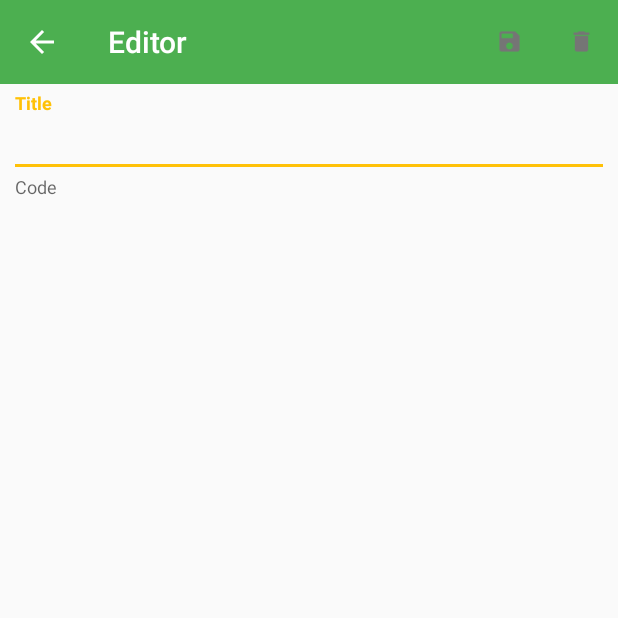
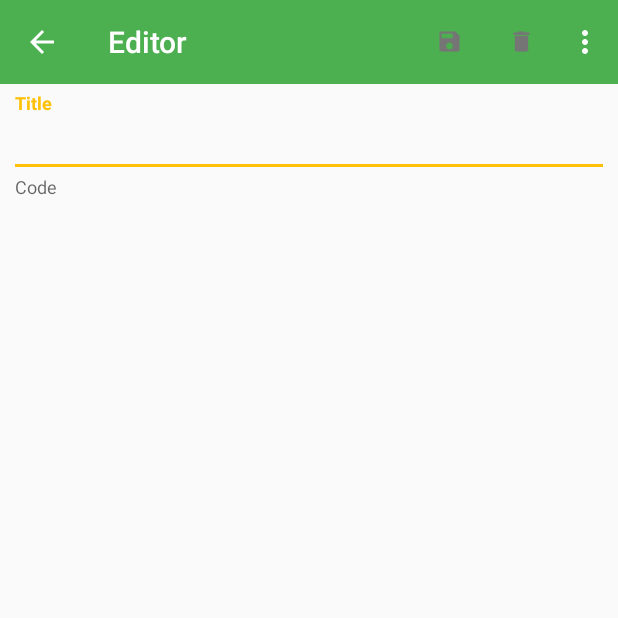
Before and after one commit to eugeneansah/HackEditor, an Android app: the NotePlainEditorFragment screen opened directly, with no data from a screen before it, item 2 of the bottom bar chosen, on a phone screen of 412 x 824 dp, the top half of it. Run offline under Robolectric (Android 15) with nearby library versions, the phone set to English and light mode, and no system bars.

```diff
--- a/app/src/main/java/com/hackathon/hackmsit/fragments/NotePlainEditorFragment.java
+++ b/app/src/main/java/com/hackathon/hackmsit/fragments/NotePlainEditorFragment.java
@@ -1,5 +1,4 @@
 package com.hackathon.hackmsit.fragments;
-
 
 import android.content.Context;
 import android.content.DialogInterface;
@@ -15,8 +14,11 @@ import android.support.v4.app.FragmentManager;
 import android.support.v4.app.FragmentPagerAdapter;
 import android.support.v4.view.ViewPager;
 import android.support.v7.app.AlertDialog;
+import android.text.Editable;
 import android.text.TextUtils;
+import android.text.TextWatcher;
 import android.util.Log;
+import android.view.KeyEvent;
 import android.view.LayoutInflater;
 import android.view.Menu;
 import android.view.MenuInflater;
@@ -25,7 +27,6 @@ import android.view.View;
 import android.view.ViewGroup;
 import android.view.inputmethod.InputMethodManager;
 import android.widget.EditText;
-import android.widget.TabHost;
 
 import com.hackathon.hackmsit.R;
 import com.hackathon.hackmsit.activities.MainActivity;
@@ -37,15 +38,13 @@ import java.util.List;
 
 public class NotePlainEditorFragment extends Fragment {
 
-    private View mRootView;
     private EditText mTitleEditText, mContentEditText;
     private Note mCurrentNote = null;
     Bundle args;
     private TextInputLayout inputLayoutTitle, inputLayoutCode;
     private CoordinatorLayout mCoordinatorLayout;
-    private TabLayout tabLayout;
-    private ViewPager viewPager;
     private String[] keys = {"{", "}", "(", ")", ";"};
+    private int spacing;
 
     public NotePlainEditorFragment() {
         // Required empty public constructor
@@ -63,17 +62,18 @@ public class NotePlainEditorFragment extends Fragment {
     public View onCreateView(LayoutInflater inflater, ViewGroup container,
                              Bundle savedInstanceState) {
 
-        mRootView = inflater.inflate(R.layout.fragment_note_plain_editor, container, false);
+        View mRootView = inflater.inflate(R.layout.fragment_note_plain_editor, container, false);
         mTitleEditText = (EditText) mRootView.findViewById(R.id.edit_text_title);
         mContentEditText = (EditText) mRootView.findViewById(R.id.edit_text_note);
         inputLayoutTitle = (TextInputLayout) mRootView.findViewById(R.id.input_layout_title);
         inputLayoutCode = (TextInputLayout) mRootView.findViewById(R.id.input_layout_code);
         mCoordinatorLayout = (CoordinatorLayout) mRootView.findViewById(R.id.coordinatorLayout);
+        spacing = 0;
 
-        viewPager = (ViewPager) mRootView.findViewById(R.id.viewpager);
+        ViewPager viewPager = (ViewPager) mRootView.findViewById(R.id.viewpager);
         setupViewPager(viewPager);
 
-        tabLayout = (TabLayout) mRootView.findViewById(R.id.tabs);
+        TabLayout tabLayout = (TabLayout) mRootView.findViewById(R.id.tabs);
         tabLayout.setupWithViewPager(viewPager);
         tabLayout.setOnTabSelectedListener(new TabLayout.OnTabSelectedListener() {
             @Override
@@ -82,8 +82,6 @@ public class NotePlainEditorFragment extends Fragment {
                 if (mContentEditText.hasFocus()) {
                     int cursorPos = mContentEditText.getSelectionStart();
                     String content = mContentEditText.getText().toString();
-                    //StringBuilder sb = new StringBuilder();
-                    //sb.insert(cursorPos, keys[numTab]);
                     content = new StringBuffer(content).insert(cursorPos, keys[numTab]).toString();
                     mContentEditText.setText(content);
                     mContentEditText.setSelection(cursorPos + 1);
@@ -91,6 +89,21 @@ public class NotePlainEditorFragment extends Fragment {
                     String content = mContentEditText.getText().toString() + keys[numTab];
                     mContentEditText.setText(content);
                     mContentEditText.setSelection(content.length());
+                }
+
+                //Indentation method
+                if (keys[numTab].equals("{")) {
+                    spacing += 8;
+                    Log.d("spacing", String.valueOf(spacing));
+                } else if (keys[numTab].equals("}") && spacing >= 4) {
+                    spacing -= 8;
+                    Log.d("spacing", String.valueOf(spacing));
+                    int cursorPos = mContentEditText.getSelectionStart();
+                    String content = mContentEditText.getText().toString();
+                    String spaces = new String(new char[spacing]).replace("\0", " ");
+                    content = new StringBuffer(content).insert(cursorPos - 1, "\n" + spaces).toString();
+                    mContentEditText.setText(content);
+                    mContentEditText.setSelection(cursorPos + spacing + 1);
                 }
             }
 
@@ -100,40 +113,42 @@ public class NotePlainEditorFragment extends Fragment {
 
             @Override
             public void onTabReselected(TabLayout.Tab tab) {
-                int numTab = tab.getPosition();
-                if (mContentEditText.hasFocus()) {
+                onTabSelected(tab);
+            }
+        });
+
+        mContentEditText.addTextChangedListener(new TextWatcher() {
+            @Override
+            public void onTextChanged(CharSequence s, int start, int before, int count) {
+
+                if (before == 0 && count == 1 && s.charAt(start) == '\n') {
+                    String spaces = new String(new char[spacing]).replace("\0", " ");
                     int cursorPos = mContentEditText.getSelectionStart();
                     String content = mContentEditText.getText().toString();
-                    //StringBuilder sb = new StringBuilder();
-                    //sb.insert(cursorPos, keys[numTab]);
-                    content = new StringBuffer(content).insert(cursorPos, keys[numTab]).toString();
+                    content = new StringBuffer(content).insert(cursorPos, spaces).toString();
                     mContentEditText.setText(content);
-                    mContentEditText.setSelection(cursorPos + 1);
-                } else {
-                    String content = mContentEditText.getText().toString() + keys[numTab];
-                    mContentEditText.setText(content);
-                    mContentEditText.setSelection(content.length());
+                    mContentEditText.setSelection(cursorPos + spacing);
                 }
             }
-        });
-        /*tabLayout.getChildAt(3).setOnClickListener(new View.OnClickListener() {
+
             @Override
-            public void onClick(View v) {
-                Log.d("TAG", "Clicked tab : " + tabLayout.getSelectedTabPosition());
-                //tabHost.setCurrentTab(0);
+            public void beforeTextChanged(CharSequence s, int start, int count,
+                                          int after) {
+            }
+
+            @Override
+            public void afterTextChanged(Editable s) {
             }
         });
-*/
+
         return mRootView;
     }
 
     private void setupViewPager(ViewPager viewPager) {
         ViewPagerAdapter adapter = new ViewPagerAdapter(getActivity().getSupportFragmentManager());
-        adapter.addFragment(new Test(), "{");
-        adapter.addFragment(new Test(), "}");
-        adapter.addFragment(new Test(), "(");
-        adapter.addFragment(new Test(), ")");
-        adapter.addFragment(new Test(), ";");
+        for (String key : keys) {
+            adapter.addFragment(new Test(), key);
+        }
         viewPager.setAdapter(adapter);
     }
 
@@ -204,7 +219,6 @@ public class NotePlainEditorFragment extends Fragment {
                     ((InputMethodManager) getActivity().getSystemService(Context.INPUT_METHOD_SERVICE)).
                             hideSoftInputFromWindow(view.getWindowToken(), InputMethodManager.HIDE_NOT_ALWAYS);
                 }
-
                 if (saveNote()) {
                     makeSnackbar(mCurrentNote != null ? "Code updated" : "Code saved");
                 }
--- a/app/src/main/java/com/hackathon/hackmsit/fragments/Test.java
+++ b/app/src/main/java/com/hackathon/hackmsit/fragments/Test.java
@@ -5,6 +5,8 @@ import android.support.v4.app.Fragment;
 import android.view.LayoutInflater;
 import android.view.View;
 import android.view.ViewGroup;
+
+//placeholder fragment
 
 public class Test extends Fragment{
 
--- a/app/src/main/res/menu/menu_note_edit_plain.xml
+++ b/app/src/main/res/menu/menu_note_edit_plain.xml
@@ -3,7 +3,6 @@
     xmlns:app="http://schemas.android.com/apk/res-auto"
     xmlns:tools="http://schemas.android.com/tools"
     tools:context=".MainActivity">
-
 
     <item android:id="@+id/action_save"
         android:title="@string/action_save"
@@ -14,4 +13,12 @@
         android:title="@string/action_delete"
         android:icon="@drawable/ic_delete"
         app:showAsAction="ifRoom"/>
+
+    <item android:id="@+id/action_export"
+        android:title="@string/action_export"
+        app:showAsAction="never"/>
+
+    <item android:id="@+id/action_compile"
+        android:title="@string/action_compile"
+        app:showAsAction="never"/>
 </menu>
--- a/app/src/main/res/values/strings.xml
+++ b/app/src/main/res/values/strings.xml
@@ -11,4 +11,6 @@
     <string name="action_delete">Delete</string>
     <string name="action_save">Save</string>
     <string name="no_notes">Feels empty! Add a new note.</string>
+    <string name="action_export">Export</string>
+    <string name="action_compile">Compile</string>
 </resources>
```
